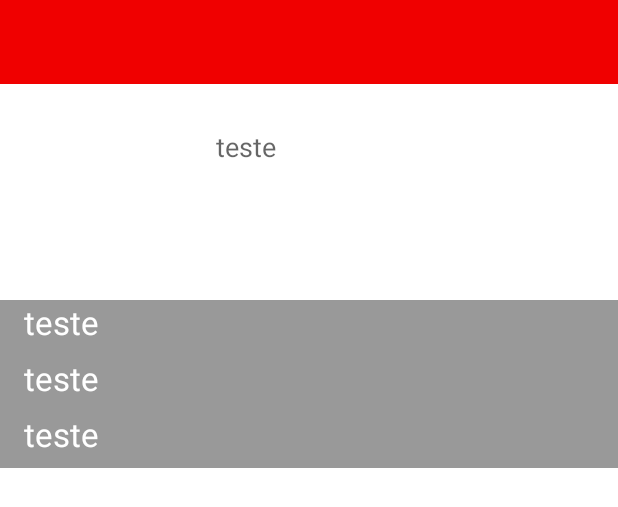
After one commit to jinkijack/Pokedex-Android, an Android app: the layout activity_detail.xml on its own in the app's theme, with its tools: preview values and no code run, on a phone screen of 412 x 824 dp. The commit adds this screen. Shown: the top 507 px of the screen. Run offline under Robolectric (Android 15) with nearby library versions, the phone set to English and light mode, and no system bars.

Commit message:
navBar working

```diff
--- a/app/src/main/AndroidManifest.xml
+++ b/app/src/main/AndroidManifest.xml
@@ -13,7 +13,12 @@
         android:roundIcon="@mipmap/ic_launcher_round"
         android:supportsRtl="true"
         android:theme="@style/Theme.Pokédex"
+        android:enableOnBackInvokedCallback="true"
         tools:targetApi="31">
+        <activity
+            android:name=".DetailActivity"
+            android:exported="false"
+            />
         <activity
             android:name=".MainActivity"
             android:exported="true">
--- /dev/null
+++ b/app/src/main/res/drawable/ic_back.xml
@@ -0,0 +1,5 @@
+<vector android:autoMirrored="true" android:height="24dp"
+    android:tint="#FFFFFF" android:viewportHeight="24"
+    android:viewportWidth="24" android:width="24dp" xmlns:android="http://schemas.android.com/apk/res/android">
+    <path android:fillColor="@android:color/white" android:pathData="M21,11H6.83l3.58,-3.59L9,6l-6,6 6,6 1.41,-1.41L6.83,13H21z"/>
+</vector>
--- /dev/null
+++ b/app/src/main/res/drawable/search_backgroud.xml
@@ -0,0 +1,6 @@
+<?xml version="1.0" encoding="utf-8"?>
+<shape xmlns:android="http://schemas.android.com/apk/res/android"
+    android:shape="rectangle">
+    <solid android:color="#fff" />
+    <corners android:radius="5dp" />
+</shape>
--- /dev/null
+++ b/app/src/main/res/layout/activity_detail.xml
@@ -0,0 +1,102 @@
+<?xml version="1.0" encoding="utf-8"?>
+<RelativeLayout xmlns:android="http://schemas.android.com/apk/res/android"
+    xmlns:app="http://schemas.android.com/apk/res-auto"
+    xmlns:tools="http://schemas.android.com/tools"
+    android:layout_width="match_parent"
+    android:layout_height="match_parent"
+    android:paddingLeft="0dp"
+    android:paddingTop="0dp"
+    android:paddingRight="0dp"
+    android:paddingBottom="0dp"
+    tools:context=".DetailActivity">
+
+    <androidx.appcompat.widget.Toolbar
+        android:id="@+id/toolbar"
+        android:layout_width="match_parent"
+        android:layout_height="?attr/actionBarSize"
+        android:background="@color/red"
+        android:paddingStart="0dp"
+        android:paddingTop="0dp"
+        android:paddingEnd="0dp"
+        app:layout_constraintEnd_toEndOf="parent"
+        app:layout_constraintStart_toStartOf="parent"
+        app:layout_constraintTop_toTopOf="parent"
+        app:titleTextAppearance="@style/ActionBar.nameText"
+        app:titleTextColor="@color/black">
+
+
+    </androidx.appcompat.widget.Toolbar>
+
+
+    <ImageView
+        android:id="@+id/iv_detail_pokemon"
+        android:layout_width="128dp"
+        android:layout_height="128dp"
+        android:layout_below="@+id/toolbar"
+        android:layout_alignParentStart="true"
+        android:layout_alignParentLeft="true"
+        android:layout_marginEnd="16dp"
+        android:layout_marginRight="16dp"
+        android:layout_marginBottom="16dp" />
+
+    <TextView
+        android:id="@+id/tv_detail_name"
+        android:layout_width="wrap_content"
+        android:layout_height="wrap_content"
+        android:layout_alignTop="@+id/iv_detail_pokemon"
+        android:layout_toEndOf="@+id/iv_detail_pokemon"
+        android:layout_toRightOf="@+id/iv_detail_pokemon"
+        android:text="@null"
+        android:textAppearance="?android:attr/textAppearanceLarge" />
+
+    <TextView
+        android:id="@+id/tv_detail_types"
+        android:layout_width="wrap_content"
+        android:layout_height="wrap_content"
+        android:layout_below="@+id/tv_detail_name"
+        android:layout_toEndOf="@+id/iv_detail_pokemon"
+        android:layout_toRightOf="@+id/iv_detail_pokemon"
+        android:text="teste"
+        android:textAppearance="?android:attr/textAppearanceMedium" />
+
+    <LinearLayout
+        android:layout_width="match_parent"
+        android:layout_height="wrap_content"
+        android:layout_below="@+id/iv_detail_pokemon"
+        android:layout_alignParentStart="true"
+        android:layout_alignParentLeft="true"
+        android:background="#6000"
+        android:orientation="vertical">
+
+        <TextView
+            android:id="@+id/tv_detail_attack"
+            android:layout_width="wrap_content"
+            android:layout_height="wrap_content"
+            android:layout_marginStart="16dp"
+            android:layout_marginLeft="16dp"
+            android:layout_marginBottom="8dp"
+            android:text="teste"
+            android:textAppearance="?android:attr/textAppearanceLargeInverse" />
+
+        <TextView
+            android:id="@+id/tv_detail_defense"
+            android:layout_width="wrap_content"
+            android:layout_height="wrap_content"
+            android:layout_marginStart="16dp"
+            android:layout_marginLeft="16dp"
+            android:layout_marginBottom="8dp"
+            android:text="teste"
+            android:textAppearance="?android:attr/textAppearanceLargeInverse" />
+
+        <TextView
+            android:id="@+id/tv_detail_speed"
+            android:layout_width="wrap_content"
+            android:layout_height="wrap_content"
+            android:layout_marginStart="16dp"
+            android:layout_marginLeft="16dp"
+            android:layout_marginBottom="8dp"
+            android:text="teste"
+            android:textAppearance="?android:attr/textAppearanceLargeInverse" />
+    </LinearLayout>
+
+</RelativeLayout>
--- a/app/src/main/res/values-night/themes.xml
+++ b/app/src/main/res/values-night/themes.xml
@@ -1,9 +1,9 @@
 <resources xmlns:tools="http://schemas.android.com/tools">
     <!-- Base application theme. -->
-    <style name="Theme.Pokédex" parent="Theme.MaterialComponents.DayNight.DarkActionBar">
+    <style name="Theme.Pokédex" parent="Theme.MaterialComponents.DayNight.NoActionBar">
         <!-- Primary brand color. -->
         <item name="colorPrimary">@color/purple_200</item>
-        <item name="colorPrimaryVariant">@color/purple_700</item>
+        <item name="colorPrimaryVariant">@color/red</item>
         <item name="colorOnPrimary">@color/black</item>
         <!-- Secondary brand color. -->
         <item name="colorSecondary">@color/teal_200</item>
@@ -13,4 +13,15 @@
         <item name="android:statusBarColor">?attr/colorPrimaryVariant</item>
         <!-- Customize your theme here. -->
     </style>
+
+    <style name="ActionBar.nameText" parent="TextAppearance.AppCompat.Widget.ActionBar.Title">
+        <item name="android:textColor">@color/black</item>
+        <item name="android:textStyle">bold</item>
+    </style>
+    <style name="toolbar_theme" parent="ThemeOverlay.MaterialComponents.Toolbar.Primary">
+
+        <item name="android:textColorPrimary">@color/white</item>
+
+        <item name="colorOnPrimary">@color/white</item>
+    </style>
 </resources>
--- a/app/src/main/res/values/colors.xml
+++ b/app/src/main/res/values/colors.xml
@@ -7,4 +7,5 @@
     <color name="teal_700">#FF018786</color>
     <color name="black">#FF000000</color>
     <color name="white">#FFFFFFFF</color>
+    <color name="red">#FFF00000</color>
 </resources>
--- a/app/src/main/res/values/themes.xml
+++ b/app/src/main/res/values/themes.xml
@@ -1,9 +1,9 @@
 <resources xmlns:tools="http://schemas.android.com/tools">
     <!-- Base application theme. -->
-    <style name="Theme.Pokédex" parent="Theme.MaterialComponents.DayNight.DarkActionBar">
+    <style name="Theme.Pokédex" parent="Theme.MaterialComponents.DayNight.NoActionBar">
         <!-- Primary brand color. -->
         <item name="colorPrimary">@color/purple_500</item>
-        <item name="colorPrimaryVariant">@color/purple_700</item>
+        <item name="colorPrimaryVariant">@color/red</item>
         <item name="colorOnPrimary">@color/white</item>
         <!-- Secondary brand color. -->
         <item name="colorSecondary">@color/teal_200</item>
@@ -13,4 +13,17 @@
         <item name="android:statusBarColor">?attr/colorPrimaryVariant</item>
         <!-- Customize your theme here. -->
     </style>
+
+    <style name="ActionBar.nameText" parent="TextAppearance.AppCompat.Widget.ActionBar.Title">
+        <item name="android:textColor">@color/black</item>
+        <item name="android:textStyle">bold</item>
+    </style>
+    <style name="toolbar_theme" parent="ThemeOverlay.MaterialComponents.Toolbar.Primary">
+
+        <item name="android:textColorPrimary">@color/white</item>
+
+        <item name="colorOnPrimary">@color/white</item>
+    </style>
+
+
 </resources>
```
Also changed, not shown: app/src/main/java/br/edu/ifsuldeminas/pokedex/DetailActivity.java (added, +133 -0 lines), app/src/main/java/br/edu/ifsuldeminas/pokedex/MainActivity.java (+63 -37 lines), app/src/main/java/br/edu/ifsuldeminas/pokedex/PokemonAdapter.java (+17 -2 lines), app/src/main/java/br/edu/ifsuldeminas/pokedex/RecyclerTouchListener.java (added, +58 -0 lines), app/src/main/res/drawable/ic_baseline_search.xml (added, +10 -0 lines), app/src/main/res/layout/activity_main.xml (+19 -6 lines), app/src/main/res/layout/pokemon_row.xml (+15 -5 lines), app/src/main/res/menu/menu.xml (added, +13 -0 lines).
